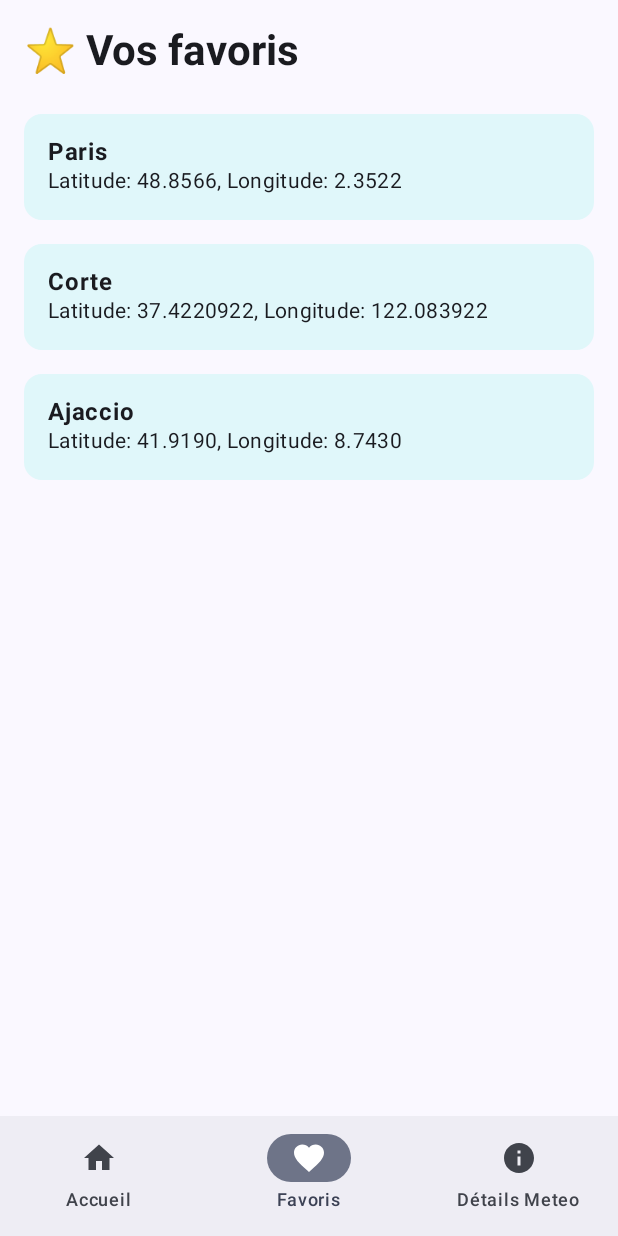
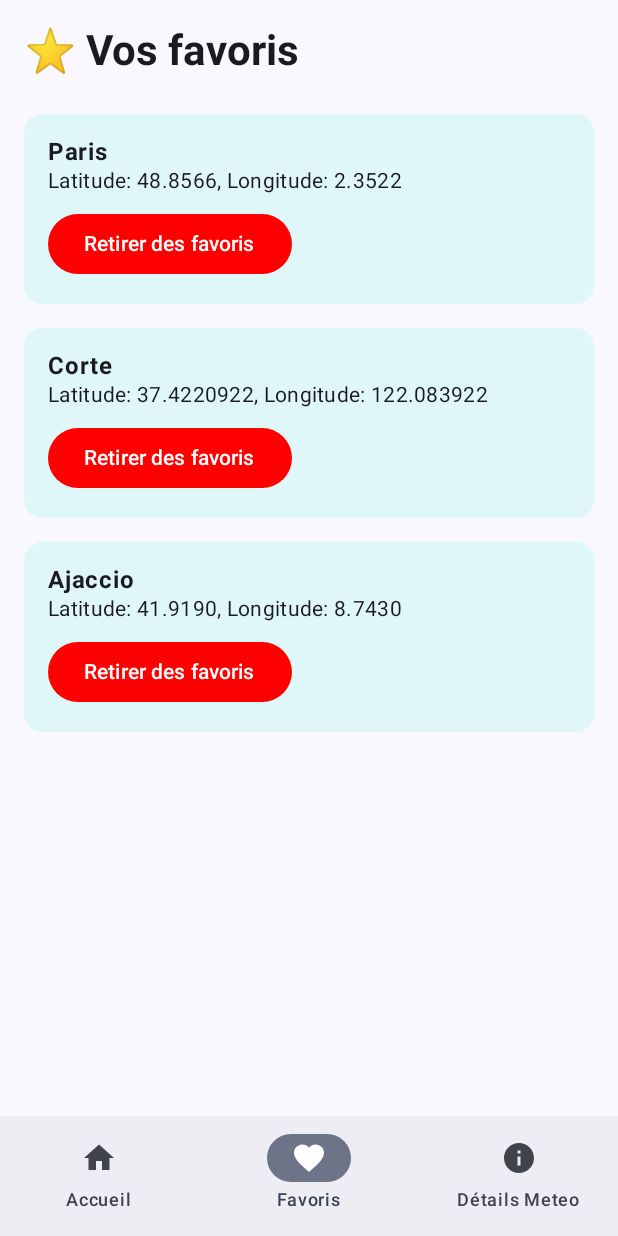
Before and after one commit to yasminehamadene/M-t-o_, an Android app built with Jetpack Compose: the FavoritesView screen opened through its navigation route, on a phone screen of 412 x 824 dp. Run offline under Robolectric (Android 15) with nearby library versions, the phone set to English and light mode, and no system bars.

Commit message:
Suppression d'une ville dans favoris

```diff
--- a/app/src/main/java/com/example/mto_/components/favorit.kt
+++ b/app/src/main/java/com/example/mto_/components/favorit.kt
@@ -1,58 +1,70 @@
 package com.example.mto_.components
 
-import android.util.MutableBoolean
 import androidx.compose.foundation.layout.Arrangement
 import androidx.compose.foundation.layout.Row
 import androidx.compose.foundation.layout.fillMaxWidth
-import androidx.compose.foundation.layout.requiredHeight
 import androidx.compose.material.icons.Icons
 import androidx.compose.material.icons.filled.Favorite
-import androidx.compose.material.icons.filled.Info
 import androidx.compose.material3.Icon
 import androidx.compose.material3.IconButton
 import androidx.compose.material3.Text
 import androidx.compose.runtime.Composable
 import androidx.compose.runtime.MutableState
-import androidx.compose.runtime.mutableStateOf
 import androidx.compose.runtime.remember
 import androidx.compose.ui.Alignment
 import androidx.compose.ui.Modifier
 import androidx.compose.ui.graphics.Color
 import androidx.compose.ui.tooling.preview.Preview
 import com.example.mto_.datacontracts.MeteoDto
+import androidx.compose.runtime.mutableStateOf
 
+
+/**
+ * Composant pour afficher un élément de favori avec une icône de cœur.
+ * @param modifier Modificateur à appliquer au composant.
+ * @param meteoDto Objet contenant les informations sur la ville et la météo.
+ * @param favoritBool État représentant si la ville est dans les favoris ou non.
+ * @param onRemoveFromFavorites Fonction de suppression du favori.
+ */
 @Composable
-fun favorit(modifier : Modifier, meteoDto: MeteoDto,favoritBool: MutableState<Boolean>){
-    Row (modifier = modifier,
+fun favorit(
+    modifier: Modifier,
+    meteoDto: MeteoDto,
+    favoritBool: MutableState<Boolean>,
+    onRemoveFromFavorites: () -> Unit // Fonction de suppression à passer ici
+) {
+    Row(
+        modifier = modifier,
         verticalAlignment = Alignment.CenterVertically,
         horizontalArrangement = Arrangement.SpaceBetween,
-    ){
+    ) {
         Text(meteoDto.cityName)
-        IconButton(onClick ={ favoritBool.value =!favoritBool.value}) {
-            if (favoritBool.value)
-            Icon(imageVector = Icons.Filled.Favorite,
+
+        // Icône pour ajouter/enlever des favoris
+        IconButton(onClick = {
+            if (favoritBool.value) {
+                onRemoveFromFavorites() // Appel de la fonction de suppression
+            }
+            favoritBool.value = !favoritBool.value // Changement d'état du favori
+        }) {
+            Icon(
+                imageVector = Icons.Filled.Favorite,
                 contentDescription = "favorite",
-                tint = Color.Red
-
-                )
-            else
-            Icon(imageVector = Icons.Filled.Favorite,
-                contentDescription = "favorite",
+                tint = if (favoritBool.value) Color.Red else Color.Gray // Icône rouge si favori
             )
-
         }
     }
-
 }
 
 @Composable
 @Preview
-fun favoritPreview(){
+fun favoritPreview() {
     val selecState = remember { mutableStateOf(true) }
+
     favorit(
         modifier = Modifier.fillMaxWidth(),
         meteoDto = MeteoDto(
-            cityName = "bastia",
+            cityName = "Bastia",
             longitude = "",
             latitude = "",
             rainMeasureUnit = "",
@@ -60,8 +72,8 @@ fun favoritPreview(){
             cloudMeasureUnit = "",
             windSpeedUnit = "",
             temperatureMeasures = mutableListOf()
-
         ),
-        favoritBool = selecState
+        favoritBool = selecState,
+        onRemoveFromFavorites = { /* Implémenter la suppression ici si nécessaire */ }
     )
 }
--- a/app/src/main/java/com/example/mto_/views/Acceuil.kt
+++ b/app/src/main/java/com/example/mto_/views/Acceuil.kt
@@ -58,6 +58,11 @@ fun Accueil() {
         )
     )
 
+    // Fonction pour retirer un favori
+    val removeFromFavorites: (MeteoDto) -> Unit = { city ->
+        favorites.remove(city) // Retirer la ville des favoris
+    }
+
     Column(
         modifier = Modifier
             .fillMaxSize()
@@ -78,15 +83,15 @@ fun Accueil() {
         locationUser(
             modifier = Modifier,
             context = LocalContext.current,
-            onLocationGet = {location ->
-                if(location != null){
-                    Log.d("info","Longitude : ${location.longitude} - Latitude : ${location.latitude}")
+            onLocationGet = { location ->
+                if (location != null) {
+                    Log.d("info", "Longitude : ${location.longitude} - Latitude : ${location.latitude}")
                 }
             },
-            onDeny = { Log.d("info","Permission denied")
+            onDeny = {
+                Log.d("info", "Permission denied")
             }
         )
-
 
         // Résultats de recherche
         if (proposition.isNotEmpty()) {
@@ -141,7 +146,8 @@ fun Accueil() {
                             .fillMaxWidth()
                             .padding(vertical = 8.dp),
                         meteoDto = item,
-                        favoritBool = fav
+                        favoritBool = fav,
+                        onRemoveFromFavorites = { removeFromFavorites(item) } // Passer la fonction de suppression
                     )
                 }
             }
--- a/app/src/main/java/com/example/mto_/views/favoritView.kt
+++ b/app/src/main/java/com/example/mto_/views/favoritView.kt
@@ -4,21 +4,21 @@ import androidx.compose.foundation.layout.*
 import androidx.compose.foundation.lazy.LazyColumn
 import androidx.compose.foundation.lazy.items
 import androidx.compose.material3.*
-import androidx.compose.runtime.Composable
-import androidx.compose.runtime.mutableStateListOf
-import androidx.compose.runtime.remember
+import androidx.compose.runtime.*
 import androidx.compose.ui.Modifier
 import androidx.compose.ui.graphics.Color
 import androidx.compose.ui.text.font.FontWeight
 import androidx.compose.ui.tooling.preview.Preview
 import androidx.compose.ui.unit.dp
 import com.example.mto_.datacontracts.MeteoDto
+import com.example.mto_.components.favorit
 
 /**
  * Composable fonction représentant l'écran des favoris avec une liste de villes favorites.
  */
 @Composable
 fun FavoritesView() {
+    // Liste des villes favorites, stockée dans un état mutable
     val favoriteCities = remember {
         mutableStateListOf(
             MeteoDto(
@@ -69,14 +69,16 @@ fun FavoritesView() {
 
         LazyColumn {
             items(items = favoriteCities) { city ->
-                CityItem(city)
+                CityItem(city, onRemove = {
+                    favoriteCities.remove(city) // Supprimer la ville des favoris
+                })
             }
         }
     }
 }
 
 @Composable
-fun CityItem(city: MeteoDto) {
+fun CityItem(city: MeteoDto, onRemove: () -> Unit) {
     Card(
         modifier = Modifier
             .fillMaxWidth()
@@ -96,6 +98,14 @@ fun CityItem(city: MeteoDto) {
                 text = "Latitude: ${city.latitude}, Longitude: ${city.longitude}",
                 style = MaterialTheme.typography.bodyMedium
             )
+            Spacer(modifier = Modifier.height(8.dp))
+            // Bouton pour supprimer la ville des favoris
+            Button(
+                onClick = onRemove,
+                colors = ButtonDefaults.buttonColors(containerColor = Color.Red)
+            ) {
+                Text("Retirer des favoris", color = Color.White)
+            }
         }
     }
 }
```
